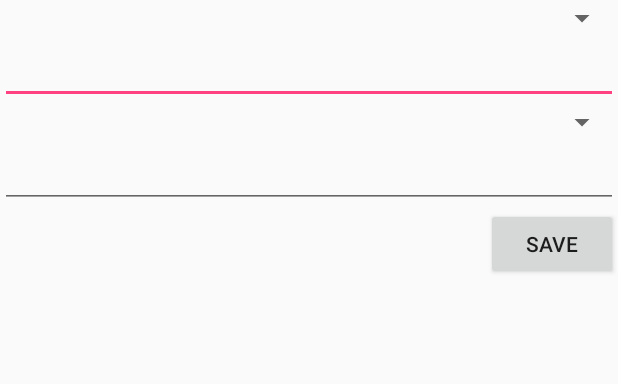
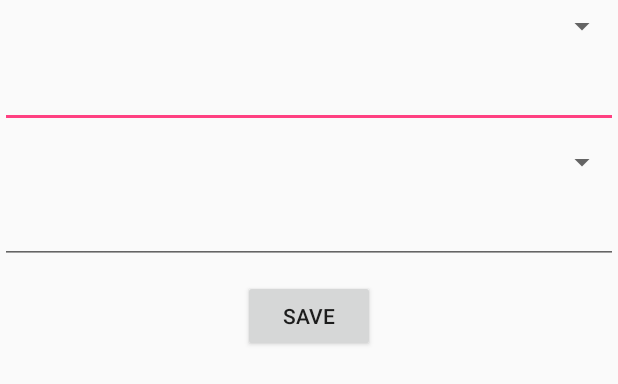
Before and after one commit to akhilerm/easyDialer, an Android app: the layout activity_settings.xml on its own in the app's theme, with its tools: preview values and no code run, on a phone screen of 412 x 824 dp. Shown: the top 384 px of the screen. Run offline under Robolectric (Android 15) with nearby library versions, the phone set to English and light mode, and no system bars.

```diff
--- a/app/src/main/java/com/akhilerm/easydialer/SettingsData.java
+++ b/app/src/main/java/com/akhilerm/easydialer/SettingsData.java
@@ -84,6 +84,12 @@ public class SettingsData {
         this.dialerNumber = dialerNumber;
     }
 
+    public void setDelays(int delayAfterDialerNumber, int delayAfterLanguage, int delayAfterPIN) {
+        this.delayAfterDialerNumber = delayAfterDialerNumber;
+        this.delayAfterLanguage = delayAfterLanguage;
+        this.delayAfterPIN = delayAfterPIN;
+    }
+
     public void setLanguage(int language) {
         this.language = language;
     }
--- a/app/src/main/res/layout/activity_settings.xml
+++ b/app/src/main/res/layout/activity_settings.xml
@@ -14,29 +14,39 @@
         <Spinner
             android:id="@+id/cardTypeSpinner"
             android:layout_width="match_parent"
-            android:layout_height="wrap_content"/>
+            android:layout_height="wrap_content"
+            android:layout_marginTop="5dp"
+            android:layout_marginBottom="5dp"/>
 
         <EditText
             android:layout_width="match_parent"
             android:layout_height="wrap_content"
             android:id="@+id/dialerNumber"
-            android:inputType="phone"/>
+            android:inputType="phone"
+            android:layout_marginTop="5dp"
+            android:layout_marginBottom="5dp"/>
 
         <Spinner
             android:id="@+id/languageSpinner"
             android:layout_width="match_parent"
-            android:layout_height="wrap_content" />
+            android:layout_height="wrap_content"
+            android:layout_marginTop="5dp"
+            android:layout_marginBottom="5dp" />
 
         <EditText
             android:id="@+id/countryPicker"
             android:layout_width="match_parent"
-            android:layout_height="wrap_content"/>
+            android:layout_height="wrap_content"
+            android:layout_marginTop="5dp"
+            android:layout_marginBottom="5dp"/>
 
         <Button
             android:id="@+id/saveSettingsButton"
             android:layout_width="wrap_content"
             android:layout_height="wrap_content"
-            android:layout_gravity="bottom|end"
+            android:layout_gravity="bottom|center"
+            android:layout_marginTop="5dp"
+            android:layout_marginBottom="5dp"
             android:text="Save" />
 
     </LinearLayout>
```
Also changed, not shown: app/src/main/java/com/akhilerm/easydialer/SettingsActivity.java (+6 -1 lines).
